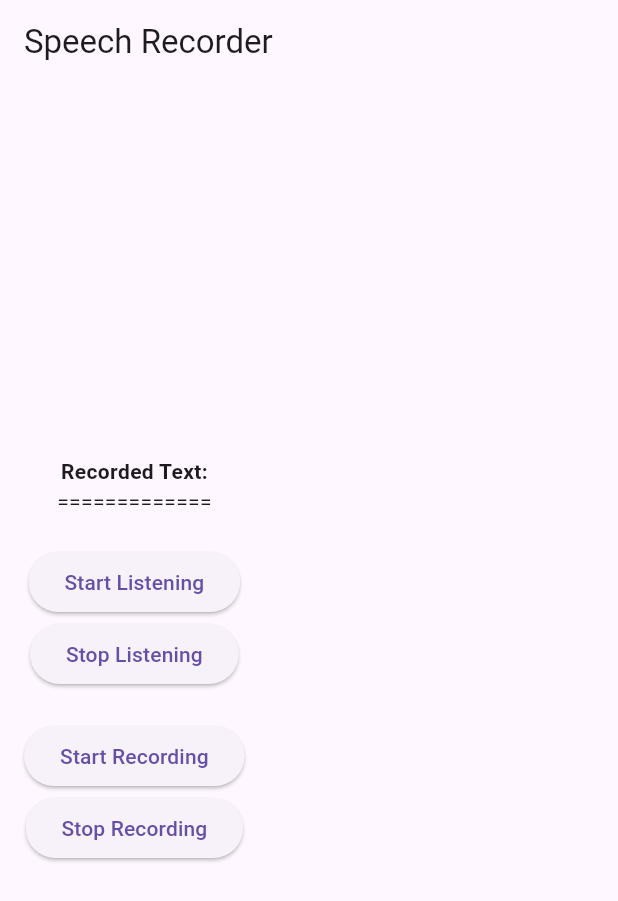
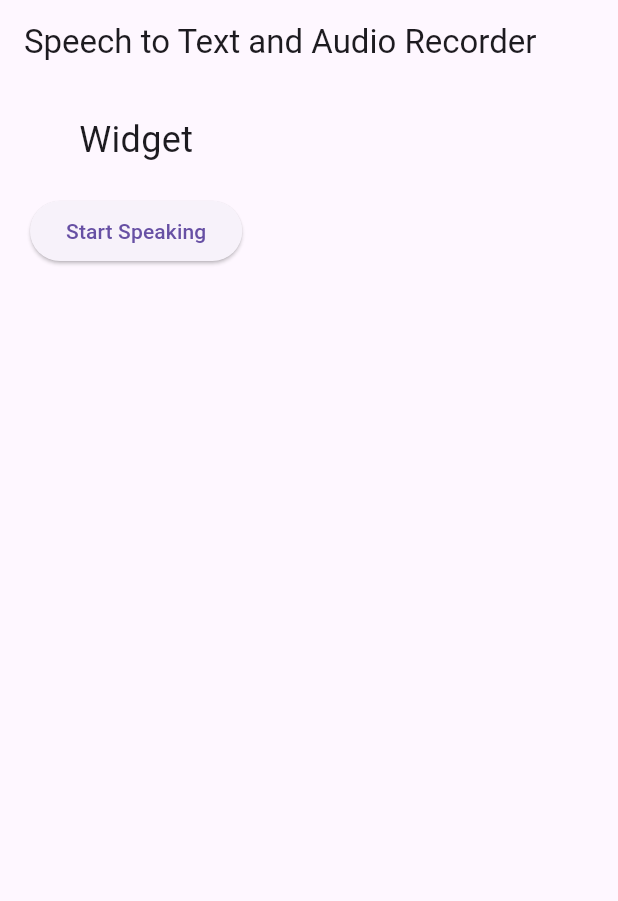
Before and after one commit to Kareemm0/text_to_speech, a Flutter app: the screen it shows after launch, on a phone screen of 412 x 824 dp. Shown: the top 901 px of the screen. Run offline on Flutter 3.47's test engine with Material 3 defaults, Android fonts, the phone set to English and light mode, and no system bars; our stand-ins replace audioplayers, permission_handler, speech_to_text; missing offline and left inert: record.

Commit message:
change_one

```diff
--- a/lib/main.dart
+++ b/lib/main.dart
@@ -1,101 +1,131 @@
 import 'dart:developer';
+import 'package:audioplayers/audioplayers.dart';
+import 'package:flutter/material.dart';
+import 'package:speech_to_text/speech_to_text.dart' as stt;
+import 'package:permission_handler/permission_handler.dart';
+import 'package:record/record.dart';
+import 'package:path_provider/path_provider.dart';
 
-import 'package:flutter/material.dart';
-import 'package:path_provider/path_provider.dart';
-import 'package:record/record.dart';
-import 'package:speech_to_text/speech_to_text.dart' as stt;
-import 'package:audioplayers/audioplayers.dart';
-import 'dart:io';
+void main() {
+  runApp(const SpeechToTextApp());
+}
 
-class SpeechRecorderApp extends StatefulWidget {
-  const SpeechRecorderApp({super.key});
+class SpeechToTextApp extends StatelessWidget {
+  const SpeechToTextApp({super.key});
 
   @override
-  _SpeechRecorderAppState createState() => _SpeechRecorderAppState();
+  Widget build(BuildContext context) {
+    return const MaterialApp(
+      home: SpeechToTextScreen(),
+    );
+  }
 }
 
-class _SpeechRecorderAppState extends State<SpeechRecorderApp> {
-  final stt.SpeechToText _speech = stt.SpeechToText();
-  final _audioRecorder = AudioRecorder();
+class SpeechToTextScreen extends StatefulWidget {
+  const SpeechToTextScreen({super.key});
+
+  @override
+  _SpeechToTextScreenState createState() => _SpeechToTextScreenState();
+}
+
+class _SpeechToTextScreenState extends State<SpeechToTextScreen> {
+  late stt.SpeechToText _speech;
+  bool _isListening = false;
+  String _text = "Tap the mic to start speaking...";
+  final AudioRecorder _audioRecorder = AudioRecorder();
+  String? _audioFilePath;
   final AudioPlayer _audioPlayer = AudioPlayer();
-  String _recordedText = '';
-  String? _audioPath;
 
-  Future<void> _startListening() async {
-    bool available = await _speech.initialize();
-    if (available) {
-      _speech.listen(onResult: (result) {
-        setState(() {
-          _recordedText = result.recognizedWords;
-          log("=============${_recordedText.toString()}");
-        });
-      });
-    }
+  @override
+  void initState() {
+    super.initState();
+    _speech = stt.SpeechToText();
+    _initializePermissions();
   }
 
-  void _stopListening() async {
-    await _speech.stop();
+  Future<void> _initializePermissions() async {
+    await Permission.microphone.request();
+    await Permission.storage.request();
   }
 
   Future<void> _startRecording() async {
-    Directory tempDir = await getTemporaryDirectory();
-    _audioPath = '${tempDir.path}/recording.m4a';
-    await _audioRecorder.start(const RecordConfig(), path: _audioPath!);
+    if (await _audioRecorder.hasPermission()) {
+      final dir = await getApplicationDocumentsDirectory();
+      _audioFilePath = "${dir.path}/recorded_audio.m4a";
+      await _audioRecorder.start(const RecordConfig(), path: _audioFilePath!);
+    }
   }
 
   Future<void> _stopRecording() async {
     await _audioRecorder.stop();
-    setState(() {}); // To refresh UI after recording
+    setState(() {
+      //_audioRecorder = _text;
+    }); // Refresh UI to show the recorded file
+  }
+
+  void _listen() async {
+    if (!_isListening) {
+      bool available = await _speech.initialize();
+      if (available) {
+        setState(() => _isListening = true);
+        _startRecording();
+        _speech.listen(
+          onResult: (val) => setState(() {
+            _text = val.recognizedWords;
+          }),
+        );
+        log(_text);
+      }
+    } else {
+      setState(() => _isListening = false);
+      _speech.stop();
+      _stopRecording();
+    }
+  }
+
+  void _playAudio() {
+    if (_audioFilePath != null) {
+      _audioPlayer.play(DeviceFileSource(_audioFilePath!));
+      log(_text);
+      log(_audioPlayer.source.toString());
+    }
+  }
+
+  void _shareAudio() {
+    // Use a package like 'share_plus' to share the recorded audio file
   }
 
   @override
   Widget build(BuildContext context) {
     return Scaffold(
-      appBar: AppBar(title: const Text('Speech Recorder')),
+      appBar: AppBar(title: const Text("Speech to Text and Audio Recorder")),
       body: Padding(
-        padding: const EdgeInsets.all(16.0),
+        padding: const EdgeInsets.all(20.0),
         child: Column(
-          mainAxisAlignment: MainAxisAlignment.center,
           children: [
-            const Text('Recorded Text:',
-                style: TextStyle(fontWeight: FontWeight.bold)),
-            Text("=============${_recordedText.toString()}"),
-            const SizedBox(height: 20),
-            ElevatedButton(
-              onPressed: _startListening,
-              child: const Text('Start Listening'),
-            ),
-            ElevatedButton(
-              onPressed: _stopListening,
-              child: const Text('Stop Listening'),
+            Text(
+              _isListening ? _text : _audioRecorder.toString(),
+              style: const TextStyle(fontSize: 24),
             ),
             const SizedBox(height: 20),
             ElevatedButton(
-              onPressed: _startRecording,
-              child: const Text('Start Recording'),
+              onPressed: _listen,
+              child: Text(_isListening ? "Stop" : "Start Speaking"),
             ),
-            ElevatedButton(
-              onPressed: _stopRecording,
-              child: const Text('Stop Recording'),
-            ),
-            if (_audioPath != null)
-              Column(
-                children: [
-                  Text('Audio Recorded: $_audioPath'),
-                  ElevatedButton(
-                    onPressed: () {
-                      _audioPlayer.play(DeviceFileSource(_audioPath!));
-                      log("=============${_recordedText.toString()}");
-                    },
-                    child: const Text('Play Recorded Audio'),
-                  ),
-                ],
+            if (_audioFilePath != null) ...[
+              const SizedBox(height: 20),
+              ElevatedButton(
+                onPressed: _playAudio,
+                child: const Text("Play Recorded Audio"),
               ),
+              ElevatedButton(
+                onPressed: _shareAudio,
+                child: const Text("Share Recorded Audio"),
+              ),
+            ]
           ],
         ),
       ),
     );
   }
 }
-
-void main() => runApp(const MaterialApp(home: SpeechRecorderApp()));
--- a/pubspec.yaml
+++ b/pubspec.yaml
@@ -33,6 +33,7 @@ dependencies:
   flutter:
     sdk: flutter
   path_provider: ^2.1.5
+  permission_handler: ^11.3.1
   record: ^5.2.0
   shared_preferences: ^2.3.3
   speech_to_text: ^7.0.0
```
Also changed, not shown: pubspec.lock, 2 other files.
